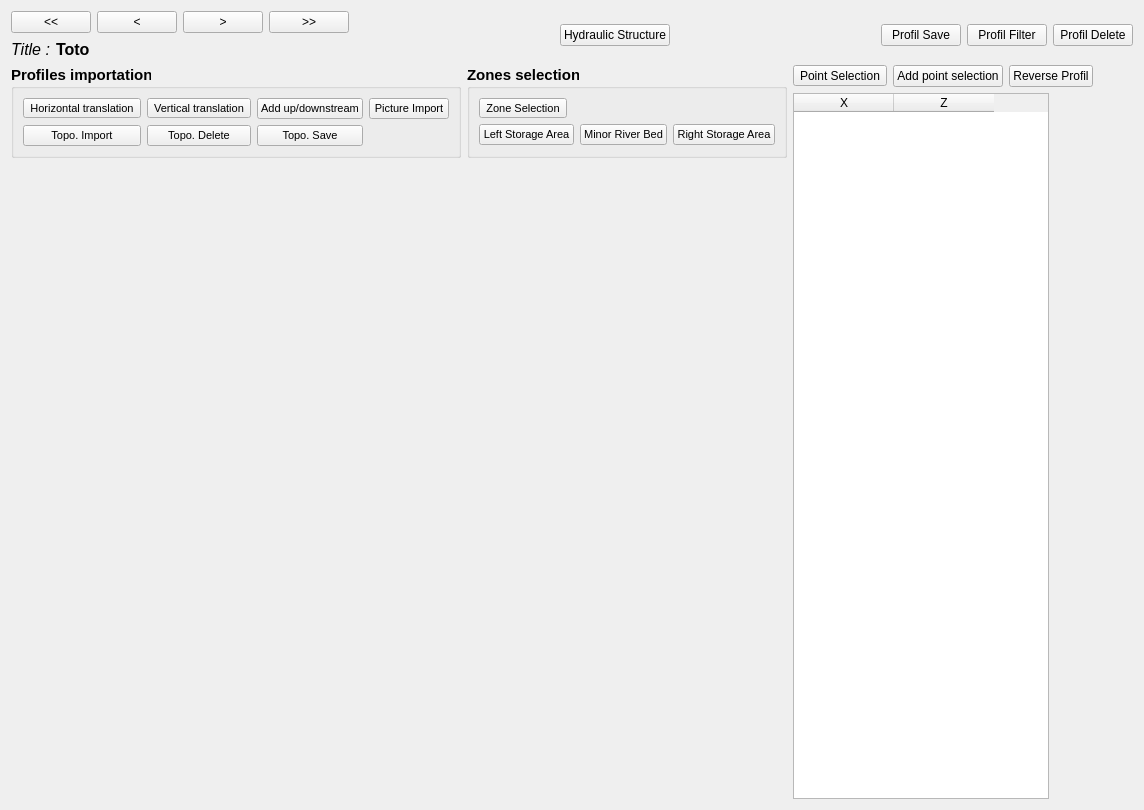
Before: the Qt Designer form ui/graphProfil.ui in Artelia/Mascaret, drawn with Qt 5.
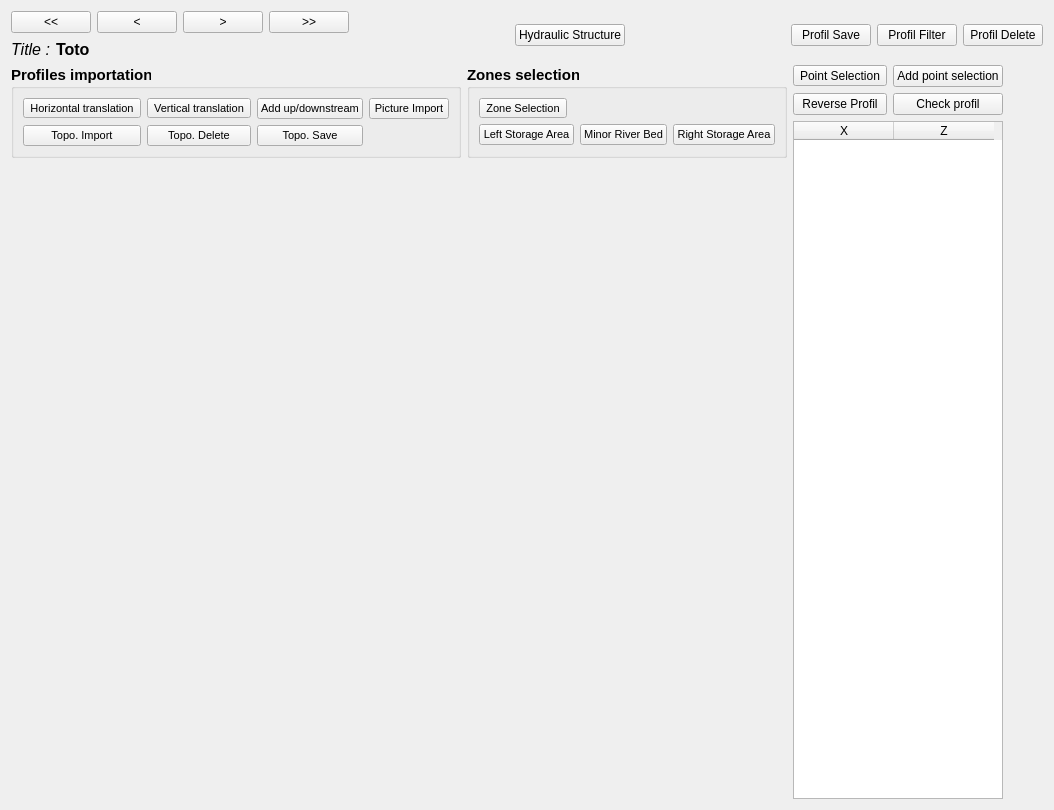
After: the same form once the commit is applied. Icons and pictures are not drawn.

Commit message: add bt_check_prof button

What changed in the file:
```diff
--- a/ui/graphProfil.ui
+++ b/ui/graphProfil.ui
@@ -9,7 +9,7 @@
    <rect>
     <x>0</x>
     <y>0</y>
-    <width>998</width>
+    <width>1028</width>
     <height>810</height>
    </rect>
   </property>
@@ -520,6 +520,8 @@
          <item>
           <layout class="QHBoxLayout" name="horizontalLayout_10">
            <item>
+            <layout class="QGridLayout" name="gridLayout">
+             <item row="0" column="0">
             <widget class="QToolButton" name="btTools_point_selection">
              <property name="text">
               <string>Point Selection</string>
@@ -539,7 +541,7 @@
              </property>
             </widget>
            </item>
-           <item>
+             <item row="0" column="1">
             <widget class="QPushButton" name="bt_add_point">
              <property name="sizePolicy">
               <sizepolicy hsizetype="Minimum" vsizetype="Fixed">
@@ -552,13 +554,22 @@
              </property>
             </widget>
            </item>
-           <item>
+             <item row="1" column="0">
             <widget class="QPushButton" name="bt_reverse_prof">
              <property name="text">
               <string>Reverse Profil</string>
              </property>
             </widget>
            </item>
+             <item row="1" column="1">
+              <widget class="QPushButton" name="bt_check_prof">
+               <property name="text">
+                <string>Check profil</string>
+               </property>
+              </widget>
+             </item>
+            </layout>
+           </item>
            <item>
             <spacer name="horizontalSpacer_9">
              <property name="orientation">
```
Left out of the diff: 16 changed lines with no effect on the pictures. Lines whose indentation alone changed are shown as unchanged. The commit also changes 1 other file.
